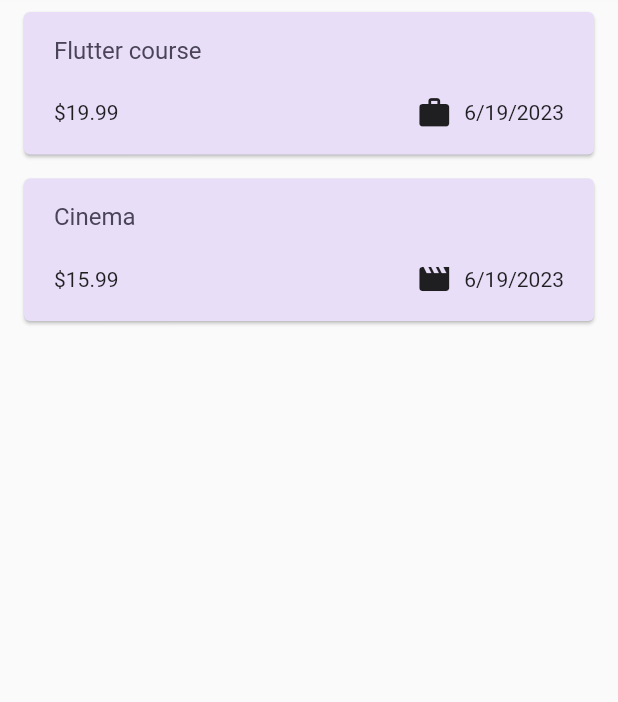
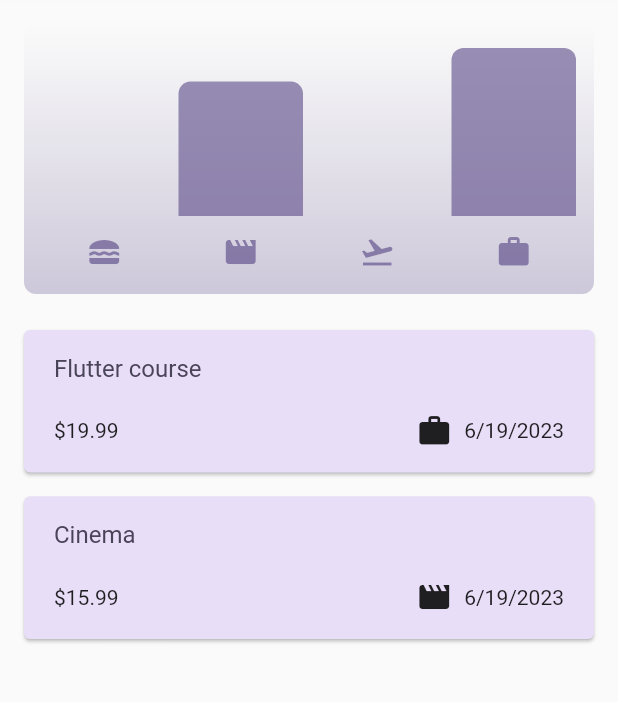
Before and after one commit to fredatabo/flutter_expense_tracker_app, a Flutter app: the screen it shows after launch, on a phone screen of 412 x 824 dp, the part 108-810 px from its top. Run offline on Flutter 3.47's test engine with Material 2 defaults, Android fonts, the phone set to English and light mode, and no system bars.

Commit message:
A bar chart showing expenses analysis was added

```diff
--- a/lib/expenses.dart
+++ b/lib/expenses.dart
@@ -2,6 +2,7 @@ import 'package:expense_tracker/new_expense.dart';
 import 'package:expense_tracker/widgets/expenses_list.dart';
 import 'package:expense_tracker/models/expense.dart';
 import 'package:flutter/material.dart';
+import 'package:expense_tracker/widgets/chart/chart.dart';
 
 class Expenses extends StatefulWidget {
   const Expenses({super.key});
@@ -81,7 +82,9 @@ class _ExpensesState extends State<Expenses> {
         ),
       ]),
       body: Column(
-        children: [const Text('The chart'), Expanded(child: mainContent)],
+        children: [const Text('The chart'),
+        Chart(expenses: _registeredExpenses),
+        Expanded(child: mainContent)],
       ),
     );
   }
--- /dev/null
+++ b/lib/widgets/chart/chart.dart
@@ -0,0 +1,95 @@
+import 'package:flutter/material.dart';
+
+import 'package:expense_tracker/widgets/chart/chart_bar.dart';
+import 'package:expense_tracker/models/expense.dart';
+
+class Chart extends StatelessWidget {
+  const Chart({super.key, required this.expenses});
+
+  final List<Expense> expenses;
+
+  List<ExpenseBucket> get buckets {
+    return [
+      ExpenseBucket.forCategory(expenses, Category.food),
+      ExpenseBucket.forCategory(expenses, Category.leisure),
+      ExpenseBucket.forCategory(expenses, Category.travel),
+      ExpenseBucket.forCategory(expenses, Category.work),
+    ];
+  }
+
+  double get maxTotalExpense {
+    double maxTotalExpense = 0;
+
+    for (final bucket in buckets) {
+      if (bucket.totalExpenses > maxTotalExpense) {
+        maxTotalExpense = bucket.totalExpenses;
+      }
+    }
+
+    return maxTotalExpense;
+  }
+
+  @override
+  Widget build(BuildContext context) {
+    final isDarkMode =
+        MediaQuery.of(context).platformBrightness == Brightness.dark;
+    return Container(
+      margin: const EdgeInsets.all(16),
+      padding: const EdgeInsets.symmetric(
+        vertical: 16,
+        horizontal: 8,
+      ),
+      width: double.infinity,
+      height: 180,
+      decoration: BoxDecoration(
+        borderRadius: BorderRadius.circular(8),
+        gradient: LinearGradient(
+          colors: [
+            Theme.of(context).colorScheme.primary.withOpacity(0.3),
+            Theme.of(context).colorScheme.primary.withOpacity(0.0)
+          ],
+          begin: Alignment.bottomCenter,
+          end: Alignment.topCenter,
+        ),
+      ),
+      child: Column(
+        children: [
+          Expanded(
+            child: Row(
+              crossAxisAlignment: CrossAxisAlignment.end,
+              children: [
+                for (final bucket in buckets) // alternative to map()
+                  ChartBar(
+                    fill: bucket.totalExpenses == 0
+                        ? 0
+                        : bucket.totalExpenses / maxTotalExpense,
+                  )
+              ],
+            ),
+          ),
+          const SizedBox(height: 12),
+          Row(
+            children: buckets
+                .map(
+                  (bucket) => Expanded(
+                    child: Padding(
+                      padding: const EdgeInsets.symmetric(horizontal: 4),
+                      child: Icon(
+                        categoryIcons[bucket.category],
+                        color: isDarkMode
+                            ? Theme.of(context).colorScheme.secondary
+                            : Theme.of(context)
+                                .colorScheme
+                                .primary
+                                .withOpacity(0.7),
+                      ),
+                    ),
+                  ),
+                )
+                .toList(),
+          )
+        ],
+      ),
+    );
+  }
+}
--- /dev/null
+++ b/lib/widgets/chart/chart_bar.dart
@@ -0,0 +1,34 @@
+import 'package:flutter/material.dart';
+
+class ChartBar extends StatelessWidget {
+  const ChartBar({
+    super.key,
+    required this.fill,
+  });
+
+  final double fill;
+
+  @override
+  Widget build(BuildContext context) {
+    final isDarkMode =
+        MediaQuery.of(context).platformBrightness == Brightness.dark;
+    return Expanded(
+      child: Padding(
+        padding: const EdgeInsets.symmetric(horizontal: 4),
+        child: FractionallySizedBox(
+          heightFactor: fill,
+          child: DecoratedBox(
+            decoration: BoxDecoration(
+              shape: BoxShape.rectangle,
+              borderRadius:
+                  const BorderRadius.vertical(top: Radius.circular(8)),
+              color: isDarkMode
+                  ? Theme.of(context).colorScheme.secondary
+                  : Theme.of(context).colorScheme.primary.withOpacity(0.65),
+            ),
+          ),
+        ),
+      ),
+    );
+  }
+}
```
Also changed, not shown: app_image.PNG (added).
